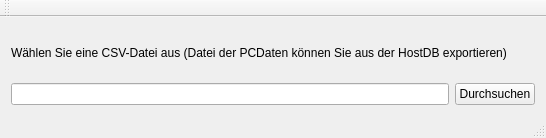
EnjoyFitness92/Projekt_PCDaten, file ui_pcdaten/mainwindow.ui: the form before one commit.
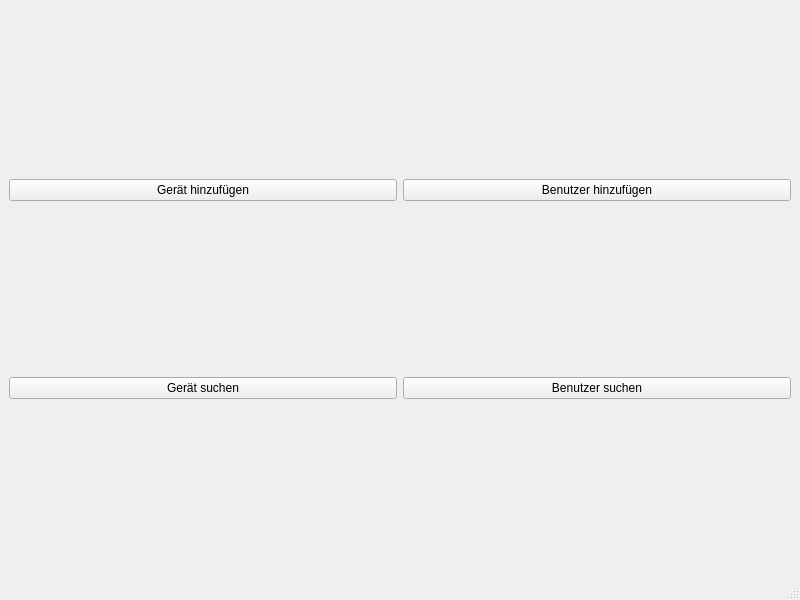
The form after the commit.

```diff
--- a/ui_pcdaten/mainwindow.ui
+++ b/ui_pcdaten/mainwindow.ui
@@ -6,8 +6,8 @@
    <rect>
     <x>0</x>
     <y>0</y>
-    <width>546</width>
-    <height>138</height>
+    <width>800</width>
+    <height>600</height>
    </rect>
   </property>
   <property name="windowTitle">
@@ -15,20 +15,31 @@
   </property>
   <widget class="QWidget" name="centralWidget">
    <layout class="QGridLayout" name="gridLayout">
-    <item row="0" column="0" colspan="2">
-     <widget class="QLabel" name="label">
+    <item row="0" column="1">
+     <widget class="QPushButton" name="addUser">
       <property name="text">
-       <string>Wählen Sie eine CSV-Datei aus (Datei der PCDaten können Sie aus der HostDB exportieren)</string>
+       <string>Benutzer hinzufügen</string>
       </property>
      </widget>
     </item>
-    <item row="1" column="0">
-     <widget class="QLineEdit" name="lineSearch"/>
-    </item>
     <item row="1" column="1">
      <widget class="QPushButton" name="pushButton">
       <property name="text">
-       <string>Durchsuchen</string>
+       <string>Benutzer suchen</string>
+      </property>
+     </widget>
+    </item>
+    <item row="0" column="0">
+     <widget class="QPushButton" name="addDevice">
+      <property name="text">
+       <string>Gerät hinzufügen</string>
+      </property>
+     </widget>
+    </item>
+    <item row="1" column="0">
+     <widget class="QPushButton" name="searchDevice">
+      <property name="text">
+       <string>Gerät suchen</string>
       </property>
      </widget>
     </item>
@@ -44,17 +55,8 @@
     </rect>
    </property>
   </widget>
-  <widget class="QToolBar" name="mainToolBar">
-   <attribute name="toolBarArea">
-    <enum>TopToolBarArea</enum>
-   </attribute>
-   <attribute name="toolBarBreak">
-    <bool>false</bool>
-   </attribute>
-  </widget>
-  <widget class="QStatusBar" name="statusBar"/>
+  <widget class="QStatusBar" name="statusbar"/>
  </widget>
- <layoutdefault spacing="6" margin="11"/>
  <resources/>
  <connections/>
 </ui>
```
Left out of the diff: 8 changed lines with no effect on the pictures.
